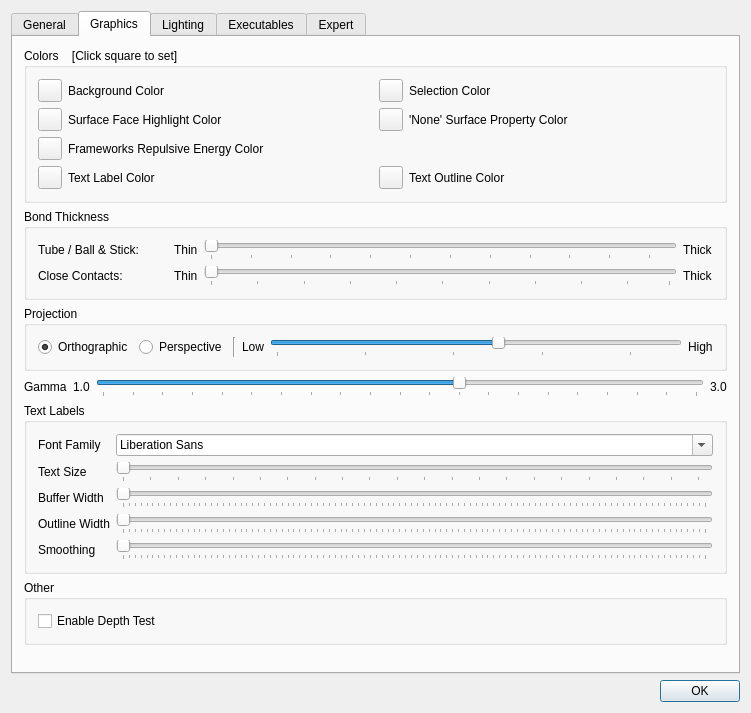
First picture: the form in src/preferencesdialog.ui, repository peterspackman/crystalexplorer, before the edit.
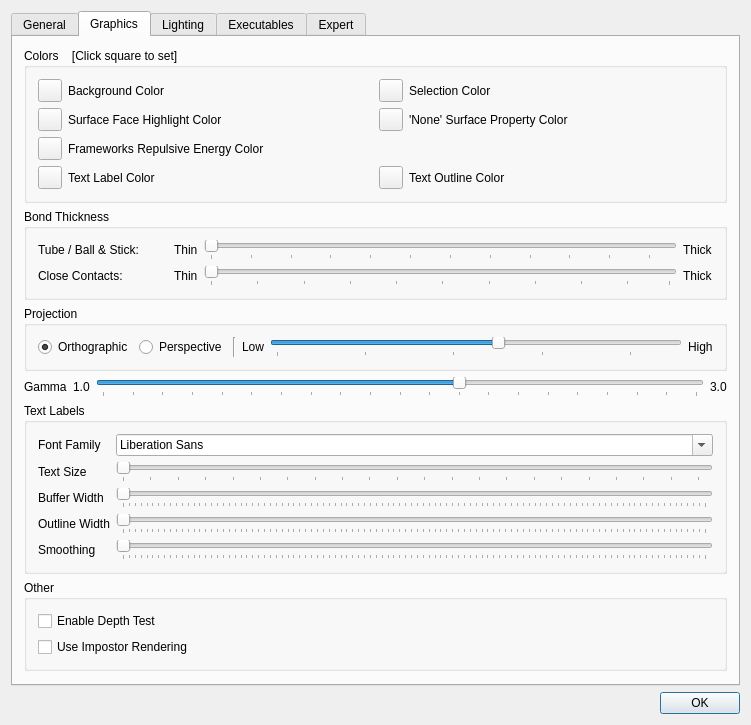
Second picture: the form after the edit. The open tabs and pages were chosen to show the change.

Commit message: Working impostor renderers WIP

What changed in the file:
```diff
--- a/src/preferencesdialog.ui
+++ b/src/preferencesdialog.ui
@@ -629,6 +629,16 @@
             </property>
            </widget>
           </item>
+          <item row="1" column="0">
+           <widget class="QCheckBox" name="useImpostorRenderingCheckBox">
+            <property name="toolTip">
+             <string>&lt;html&gt;&lt;head/&gt;&lt;body&gt;&lt;p&gt;Use impostor rendering for spheres and cylinders. This can improve performance for large structures by rendering geometry using ray-traced fragment shaders instead of tessellated meshes.&lt;/p&gt;&lt;/body&gt;&lt;/html&gt;</string>
+            </property>
+            <property name="text">
+             <string>Use Impostor Rendering</string>
+            </property>
+           </widget>
+          </item>
          </layout>
         </widget>
        </item>
```
The commit also changes 13 other files.
